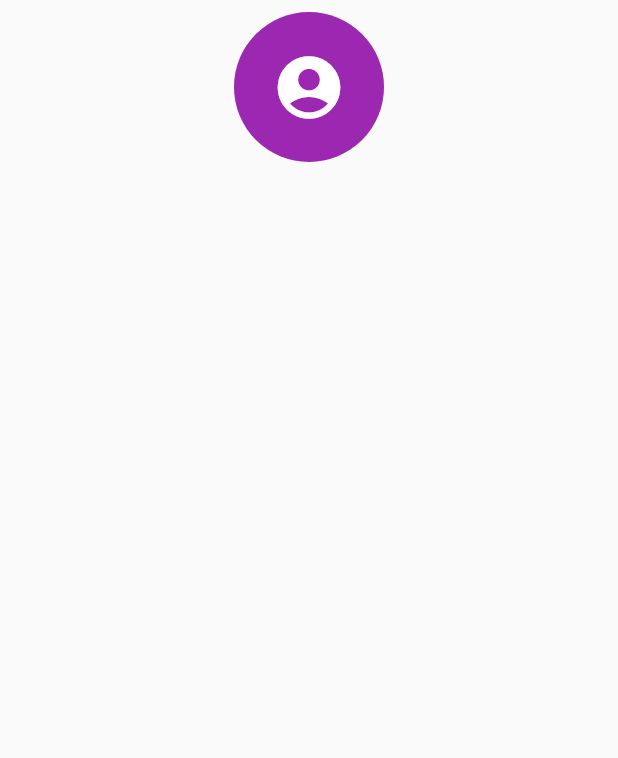
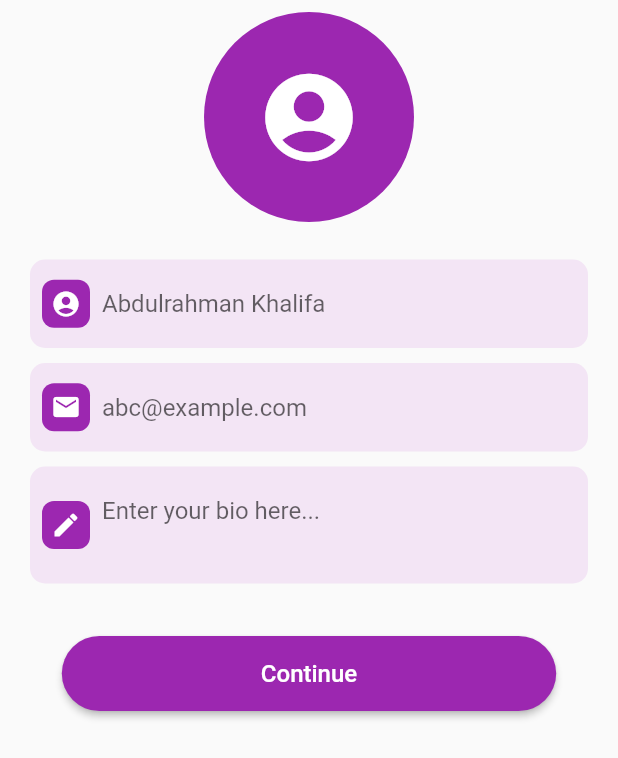
Before and after one commit to Abd0Khalifa/Flutter_FireBase, a Flutter app: the UserInformationScreen screen opened directly, on a phone screen of 412 x 824 dp. Shown: the top 758 px of the screen. Run offline on Flutter 3.47's test engine with Material 2 defaults, Android fonts, the phone set to English and light mode, and no system bars; our stand-ins replace cloud_firestore, country_picker, firebase_auth, firebase_core, pinput, shared_preferences; accounts and stored records are empty.

Commit message:
Abdulrahman Khalifa Create3TextField+putCustomBtn

```diff
--- a/lib/screens/user_info_screen.dart
+++ b/lib/screens/user_info_screen.dart
@@ -1,6 +1,7 @@
 import 'dart:io';
 
 import 'package:flutter/material.dart';
+import 'package:flutter_firebase/widgets/custem_button.dart';
 
 class UserInformationScreen extends StatefulWidget {
   const UserInformationScreen({super.key});
@@ -38,16 +39,16 @@ class _UserInformationScreenState extends State<UserInformationScreen> {
                   child: image == null
                       ? const CircleAvatar(
                           backgroundColor: Colors.purple,
-                          radius: 50,
+                          radius: 70,
                           child: Icon(
                             Icons.account_circle,
-                            size: 50,
+                            size: 70,
                             color: Colors.white,
                           ),
                         )
                       : CircleAvatar(
                           backgroundImage: FileImage(image!),
-                          radius: 50,
+                          radius: 70,
                         ),
                 ),
                 Container(
@@ -55,7 +56,43 @@ class _UserInformationScreenState extends State<UserInformationScreen> {
                   padding:
                       const EdgeInsets.symmetric(vertical: 5, horizontal: 15),
                   child: Column(
-                    children: [],
+                    children: [
+                      const SizedBox(
+                        height: 20,
+                      ),
+                      textfeld(
+                        hintText: "Abdulrahman Khalifa",
+                        icon: Icons.account_circle,
+                        inputType: TextInputType.name,
+                        maxLines: 1,
+                        controller: nameController,
+                      ),
+                      textfeld(
+                        hintText: "abc@example.com",
+                        icon: Icons.email,
+                        inputType: TextInputType.emailAddress,
+                        maxLines: 1,
+                        controller: emailController,
+                      ),
+                      textfeld(
+                        hintText: "Enter your bio here...",
+                        icon: Icons.edit,
+                        inputType: TextInputType.name,
+                        maxLines: 2,
+                        controller: bioController,
+                      ),
+                    ],
+                  ),
+                ),
+                const SizedBox(
+                  height: 20,
+                ),
+                SizedBox(
+                  height: 50,
+                  width: MediaQuery.of(context).size.width * 0.80,
+                  child: CustomButton(
+                    text: "Continue",
+                    onPressed: () {},
                   ),
                 ),
               ],
@@ -75,7 +112,43 @@ class _UserInformationScreenState extends State<UserInformationScreen> {
   }) {
     return Padding(
       padding: const EdgeInsets.only(bottom: 10),
-      child: TextFormField(),
+      child: TextFormField(
+        cursorColor: Colors.purple,
+        controller: controller,
+        keyboardType: inputType,
+        maxLines: maxLines,
+        decoration: InputDecoration(
+          prefixIcon: Container(
+            margin: const EdgeInsets.all(8.0),
+            decoration: BoxDecoration(
+              borderRadius: BorderRadius.circular(8),
+              color: Colors.purple,
+            ),
+            child: Icon(
+              icon,
+              size: 20,
+              color: Colors.white,
+            ),
+          ),
+          enabledBorder: OutlineInputBorder(
+            borderRadius: BorderRadius.circular(10),
+            borderSide: const BorderSide(
+              color: Colors.transparent,
+            ),
+          ),
+          focusedBorder: OutlineInputBorder(
+            borderRadius: BorderRadius.circular(10),
+            borderSide: const BorderSide(
+              color: Colors.purple,
+            ),
+          ),
+          hintText: hintText,
+          alignLabelWithHint: true,
+          border: InputBorder.none,
+          fillColor: Colors.purple.shade50,
+          filled: true,
+        ),
+      ),
     );
   }
 }
```
